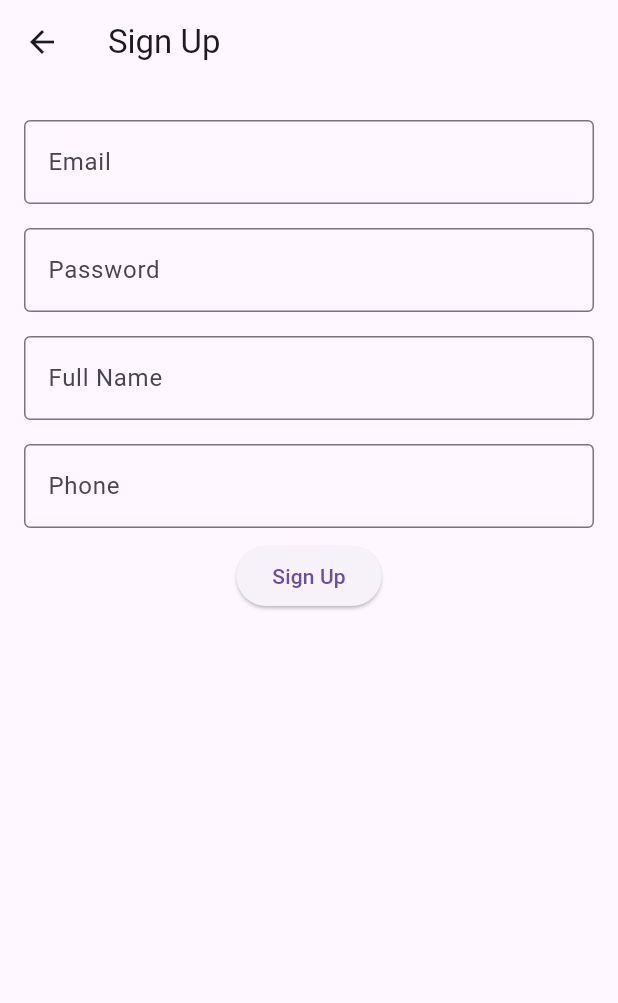
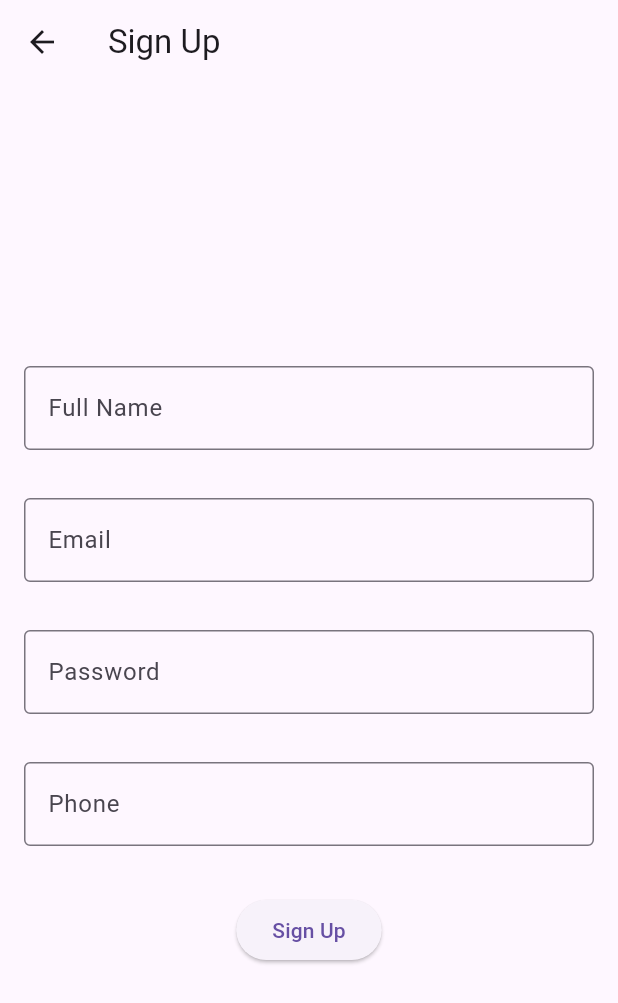
Before and after one commit to PramodLakmal/smart_waste_management_system, a Flutter app: the SignUpScreen screen opened by its route, on a phone screen of 412 x 824 dp. Shown: the top 1003 px of the screen. Run offline on Flutter 3.47's test engine with Material 3 defaults, Android fonts, the phone set to English and light mode, and no system bars; our stand-ins replace cloud_firestore, firebase_auth, firebase_core; accounts and stored records are empty.

Commit message:
make app web responsive

```diff
--- a/lib/screens/auth/signup_screen.dart
+++ b/lib/screens/auth/signup_screen.dart
@@ -22,14 +22,50 @@ class _SignUpScreenState extends State<SignUpScreen> {
       appBar: AppBar(
         title: Text('Sign Up'),
       ),
-      body: Padding(
+      body: LayoutBuilder(
+        builder: (context, constraints) {
+          // Adjust the form width based on screen size
+          double screenWidth = constraints.maxWidth;
+          double formWidth = screenWidth > 600 ? 500 : double.infinity; // Constrain form width on large screens
+
+          return Center(
+            child: SingleChildScrollView(
               padding: const EdgeInsets.all(16.0),
+              child: ConstrainedBox(
+                constraints: BoxConstraints(maxWidth: formWidth),
                 child: Column(
+                  mainAxisAlignment: MainAxisAlignment.center,
                   children: [
-            InputField(controller: _emailController, hintText: 'Email'),
-            InputField(controller: _passwordController, hintText: 'Password', obscureText: true),
-            InputField(controller: _nameController, hintText: 'Full Name'),
-            InputField(controller: _phoneController, hintText: 'Phone'),
+                    // Full Name input field
+                    InputField(
+                      controller: _nameController,
+                      hintText: 'Full Name',
+                    ),
+                    SizedBox(height: 16), // Add space between fields
+
+                    // Email input field
+                    InputField(
+                      controller: _emailController,
+                      hintText: 'Email',
+                    ),
+                    SizedBox(height: 16),
+
+                    // Password input field
+                    InputField(
+                      controller: _passwordController,
+                      hintText: 'Password',
+                      obscureText: true,
+                    ),
+                    SizedBox(height: 16),
+
+                    // Phone input field
+                    InputField(
+                      controller: _phoneController,
+                      hintText: 'Phone',
+                    ),
+                    SizedBox(height: 24), // Add space before the button
+
+                    // Sign Up button
                     CustomButton(
                       text: 'Sign Up',
                       onPressed: () async {
@@ -45,6 +81,10 @@ class _SignUpScreenState extends State<SignUpScreen> {
                   ],
                 ),
               ),
+            ),
+          );
+        },
+      ),
     );
   }
 }
```
Also changed, not shown: lib/screens/auth/login_screen.dart (+34 -5 lines), lib/screens/home_screen.dart (+19 -8 lines), lib/screens/profile/edit_profile_screen.dart (+25 -6 lines), lib/screens/profile/profile_screen.dart (+53 -20 lines), lib/widgets/bottom_nav_bar.dart (deleted, +0 -26 lines), lib/widgets/responsive_nav_bar.dart (added, +73 -0 lines). Lines whose indentation alone changed are shown as unchanged.
